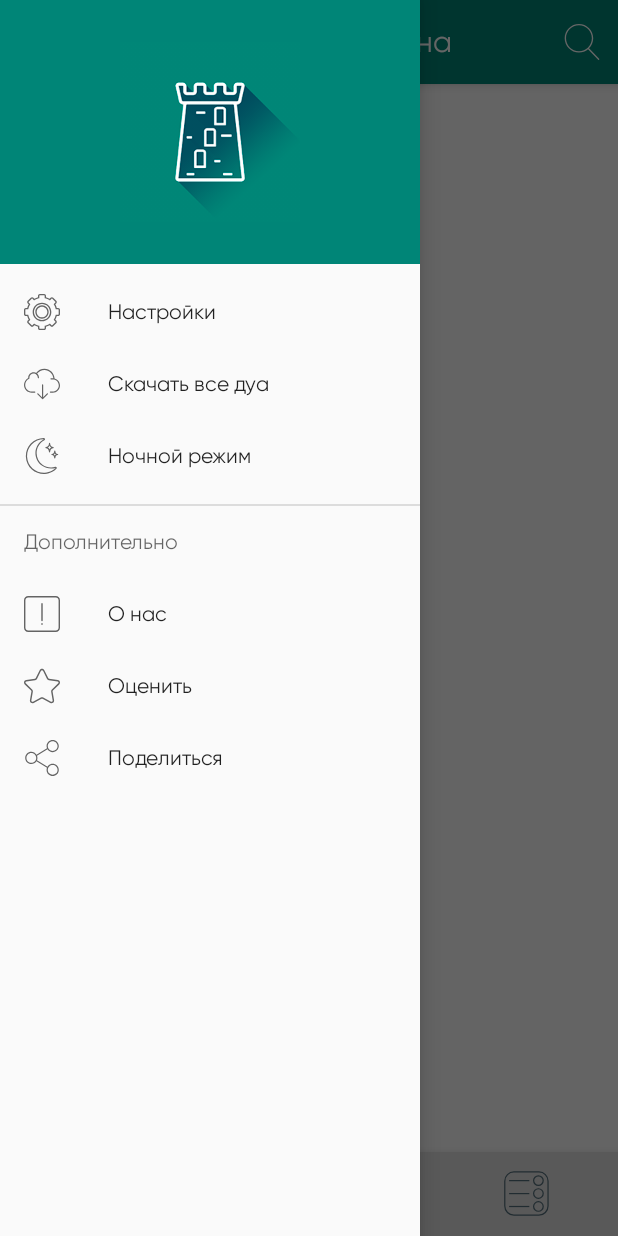
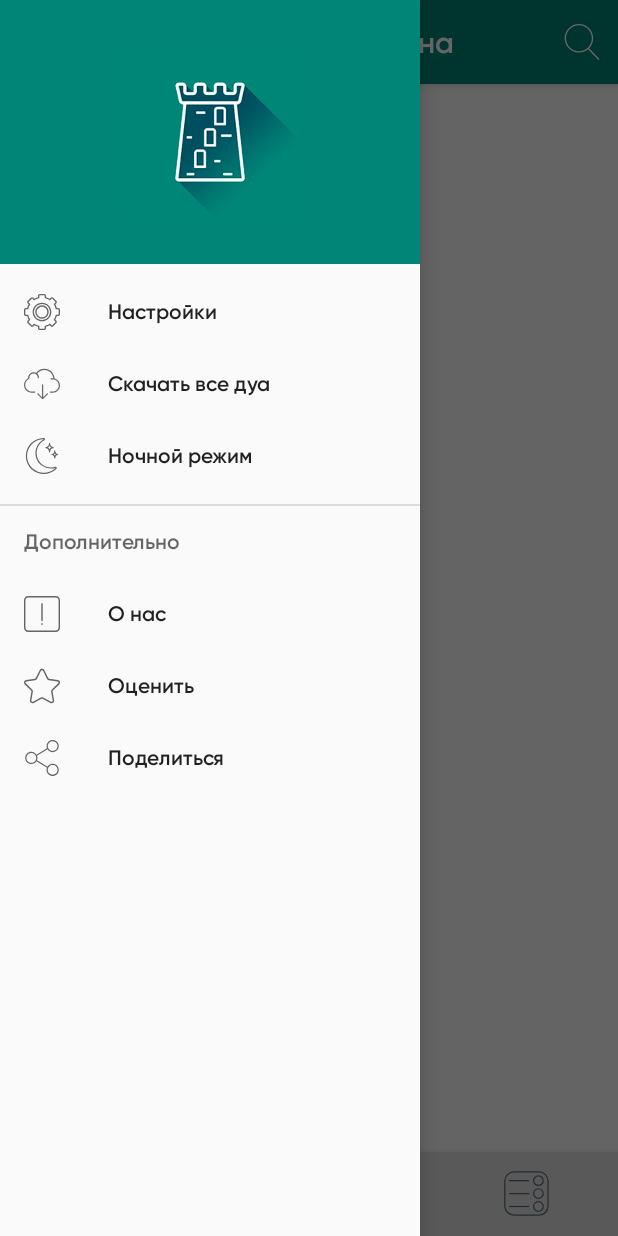
Before and after one commit to JMApps/FortressOfTheMuslim, an Android app: the screen it shows after launch (MainActivity), with the side drawer open, on a phone screen of 412 x 824 dp. Run offline under Robolectric (Android 15) with nearby library versions, the phone set to English and light mode, and no system bars.

Commit message:
Changed font app

```diff
--- a/app/src/main/res/values/styles.xml
+++ b/app/src/main/res/values/styles.xml
@@ -4,7 +4,7 @@
         <item name="colorPrimary">@color/colorPrimary</item>
         <item name="colorPrimaryDark">@color/colorPrimaryDark</item>
         <item name="colorAccent">@color/colorAccent</item>
-        <item name="android:fontFamily">@font/gilroy_reqular</item>
+        <item name="android:fontFamily">@font/gilroy_semibold</item>
     </style>
 
     <style name="SplashTheme" parent="Theme.AppCompat.NoActionBar">
```
Also changed, not shown: app/src/main/res/font/gilroy_reqular.ttf (deleted), app/src/main/res/font/gilroy_semibold.ttf (added).
